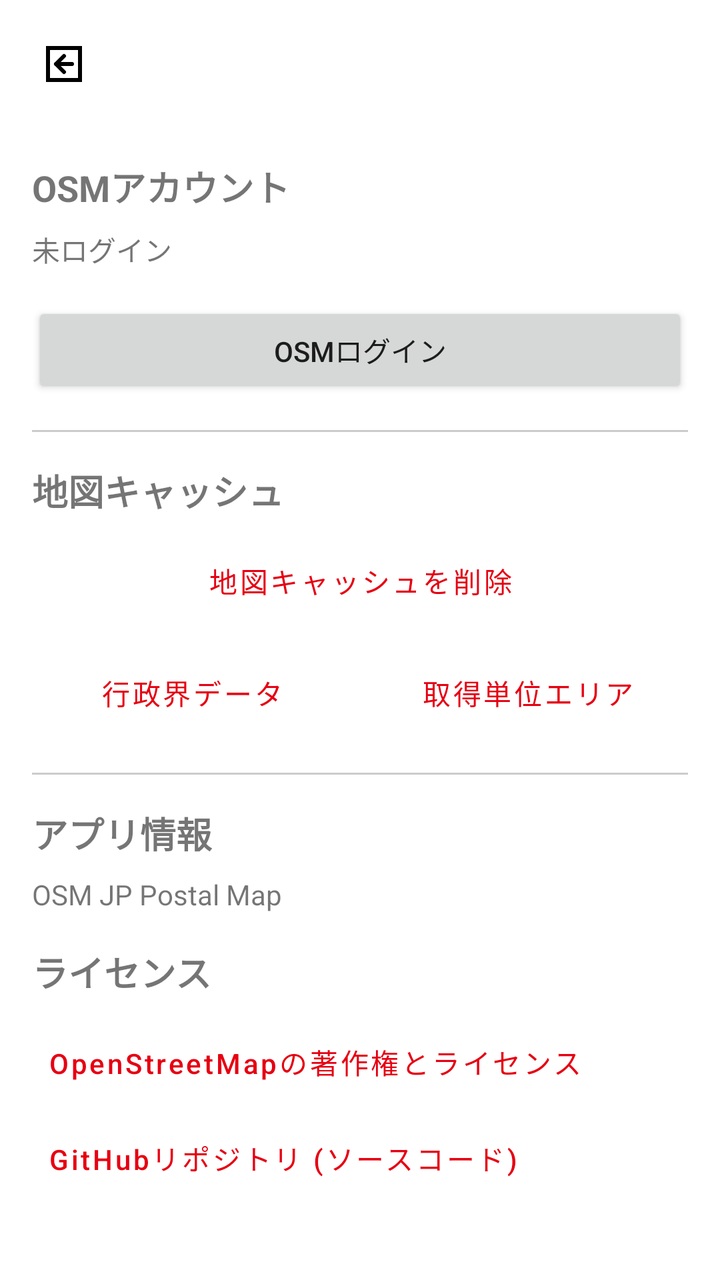
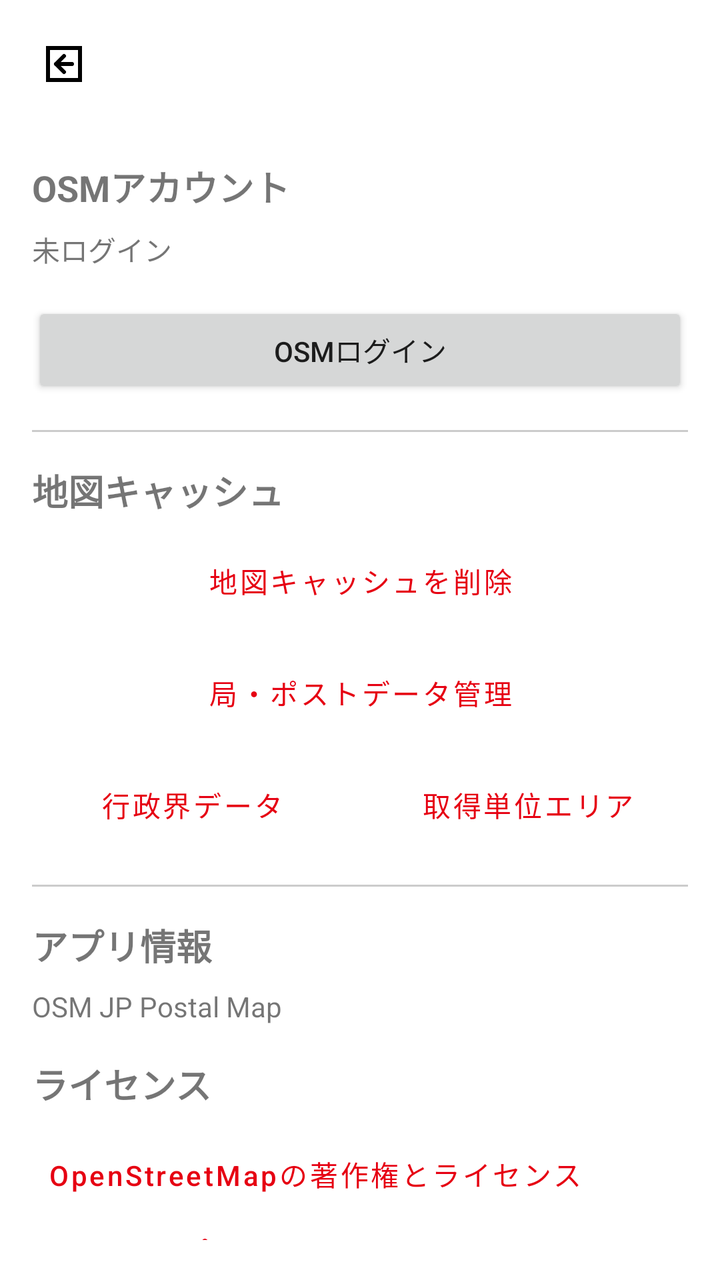

An Android layout rendered at two revisions. The XML below is the earlier revision; the diff shows what the commit changed to produce the second picture.
<!-- AndroidManifest.xml: application theme Theme.OsmJPPostalMap -->
<!-- res/layout/activity_settings.xml -->
<?xml version="1.0" encoding="utf-8"?>
<RelativeLayout xmlns:android="http://schemas.android.com/apk/res/android"
    android:layout_width="match_parent"
    android:layout_height="match_parent">

    <androidx.appcompat.widget.AppCompatImageButton
        android:id="@+id/btn_back"
        android:layout_width="48dp"
        android:layout_height="48dp"
        android:layout_margin="8dp"
        android:background="?attr/selectableItemBackgroundBorderless"
        android:src="@drawable/ic_back_postbox"
        android:contentDescription="戻る" />

    <LinearLayout
        android:layout_width="match_parent"
        android:layout_height="match_parent"
        android:layout_below="@id/btn_back"
        android:orientation="vertical"
        android:padding="16dp">

    <TextView
        android:layout_width="wrap_content"
        android:layout_height="wrap_content"
        android:text="OSMアカウント"
        android:textSize="18sp"
        android:textStyle="bold"
        android:layout_marginBottom="8dp" />

    <TextView
        android:id="@+id/login_status"
        android:layout_width="wrap_content"
        android:layout_height="wrap_content"
        android:text="未ログイン"
        android:layout_marginBottom="16dp" />

    <Button
        android:id="@+id/btn_login"
        android:layout_width="match_parent"
        android:layout_height="wrap_content"
        android:text="OSMログイン" />

    <Button
        android:id="@+id/btn_user_page"
        android:layout_width="match_parent"
        android:layout_height="wrap_content"
        android:text="ユーザーページを開く"
        android:visibility="gone" />

    <Button
        android:id="@+id/btn_logout"
        android:layout_width="match_parent"
        android:layout_height="wrap_content"
        android:text="ログアウト"
        android:visibility="gone" />

    <View
        android:layout_width="match_parent"
        android:layout_height="1dp"
        android:background="#CCCCCC"
        android:layout_marginVertical="16dp" />
    
    <TextView
        android:layout_width="wrap_content"
        android:layout_height="wrap_content"
        android:text="@string/settings_map_cache_title"
        android:textSize="18sp"
        android:textStyle="bold"
        android:layout_marginBottom="8dp" />

    <Button
        android:id="@+id/btn_delete_cache"
        android:layout_width="match_parent"
        android:layout_height="wrap_content"
        android:text="@string/settings_delete_map_cache"
        style="@style/Widget.MaterialComponents.Button.OutlinedButton"
        android:textColor="@color/jp_post_red" />

    <LinearLayout
        android:layout_width="match_parent"
        android:layout_height="wrap_content"
        android:layout_marginTop="8dp"
        android:orientation="horizontal">

        <Button
            android:id="@+id/btn_show_boundary"
            android:layout_width="0dp"
            android:layout_height="wrap_content"
            android:layout_weight="1"
            android:layout_marginEnd="4dp"
            android:text="行政界データ"
            style="@style/Widget.MaterialComponents.Button.OutlinedButton" />

        <Button
            android:id="@+id/btn_fetch_area"
            android:layout_width="0dp"
            android:layout_height="wrap_content"
            android:layout_weight="1"
            android:layout_marginStart="4dp"
            android:text="取得単位エリア"
            style="@style/Widget.MaterialComponents.Button.OutlinedButton" />
    </LinearLayout>

    <View
        android:layout_width="match_parent"
        android:layout_height="1dp"
        android:background="#CCCCCC"
        android:layout_marginVertical="16dp" />

    <TextView
        android:layout_width="wrap_content"
        android:layout_height="wrap_content"
        android:text="アプリ情報"
        android:textSize="18sp"
        android:textStyle="bold"
        android:layout_marginBottom="8dp" />

    <TextView
        android:id="@+id/app_version_info"
        android:layout_width="wrap_content"
        android:layout_height="wrap_content"
        android:text="OSM JP Postal Map"
        android:layout_marginBottom="16dp" />

    <TextView
        android:layout_width="wrap_content"
        android:layout_height="wrap_content"
        android:text="@string/settings_license_title"
        android:textSize="18sp"
        android:textStyle="bold"
        android:layout_marginBottom="8dp" />

    <Button
        android:id="@+id/btn_osm_copyright"
        style="@style/Widget.MaterialComponents.Button.TextButton"
        android:layout_width="match_parent"
        android:layout_height="wrap_content"
        android:text="@string/settings_osm_copyright_link"
        android:textAllCaps="false"
        android:gravity="start|center_vertical" />

    <Button
        android:id="@+id/btn_github_repo"
        style="@style/Widget.MaterialComponents.Button.TextButton"
        android:layout_width="match_parent"
        android:layout_height="wrap_content"
        android:text="@string/settings_github_link"
        android:textAllCaps="false"
        android:gravity="start|center_vertical" />

    </LinearLayout>
</RelativeLayout>
<!-- resources referenced by this layout -->
<resources>
  <color name="jp_post_red">#E60012</color>
  <!-- drawable ic_back_postbox (drawable) -->
  <vector xmlns:android="http://schemas.android.com/apk/res/android"
      android:width="24dp"
      android:height="24dp"
      android:viewportWidth="24"
      android:viewportHeight="24">
      
      <path
          android:strokeColor="#000000"
          android:strokeWidth="2"
          android:pathData="M4,4 h16 v16 h-16 z" />
      
      <path
          android:fillColor="#000000"
          android:pathData="M16,12 H8 M8,12 l4,-4 M8,12 l4,4"
          android:strokeColor="#000000"
          android:strokeWidth="2"
          android:strokeLineCap="round"
          android:strokeLineJoin="round" />
  </vector>
  <string name="settings_delete_map_cache">地図キャッシュを削除</string>
  <string name="settings_github_link">GitHubリポジトリ (ソースコード)</string>
  <string name="settings_license_title">ライセンス</string>
  <string name="settings_map_cache_title">地図キャッシュ</string>
  <string name="settings_osm_copyright_link">OpenStreetMapの著作権とライセンス</string>
  <style name="Theme.OsmJPPostalMap" parent="Theme.MaterialComponents.DayNight.NoActionBar">
          
          <item name="colorPrimary">@color/jp_post_red</item>
          <item name="colorPrimaryVariant">@color/jp_post_red</item>
          <item name="colorOnPrimary">@color/white</item>
          
          <item name="colorSecondary">@color/teal_200</item>
          <item name="colorSecondaryVariant">@color/teal_700</item>
          <item name="colorOnSecondary">@color/black</item>
          
          <item name="android:statusBarColor">?attr/colorPrimaryVariant</item>
          <item name="android:windowLightStatusBar" tools:targetApi="m">false</item>
          
      </style>
  <color name="white">#FFFFFFFF</color>
  <color name="teal_200">#FF03DAC5</color>
  <color name="teal_700">#FF018786</color>
  <color name="black">#FF000000</color>
</resources>

<!-- the commit's change to res/layout/activity_settings.xml (unified diff, before → after) -->
@@ -76,6 +76,14 @@
         style="@style/Widget.MaterialComponents.Button.OutlinedButton"
         android:textColor="@color/jp_post_red" />
 
+    <Button
+        android:id="@+id/btn_data_management"
+        android:layout_width="match_parent"
+        android:layout_height="wrap_content"
+        android:layout_marginTop="8dp"
+        android:text="@string/settings_data_management"
+        style="@style/Widget.MaterialComponents.Button.OutlinedButton" />
+
     <LinearLayout
         android:layout_width="match_parent"
         android:layout_height="wrap_content"
<!-- resource entries referenced after the edit -->
@@ -21,6 +21,7 @@
           android:strokeLineCap="round"
           android:strokeLineJoin="round" />
   </vector>
+  <string name="settings_data_management">局・ポストデータ管理</string>
   <string name="settings_delete_map_cache">地図キャッシュを削除</string>
   <string name="settings_github_link">GitHubリポジトリ (ソースコード)</string>
   <string name="settings_license_title">ライセンス</string>
